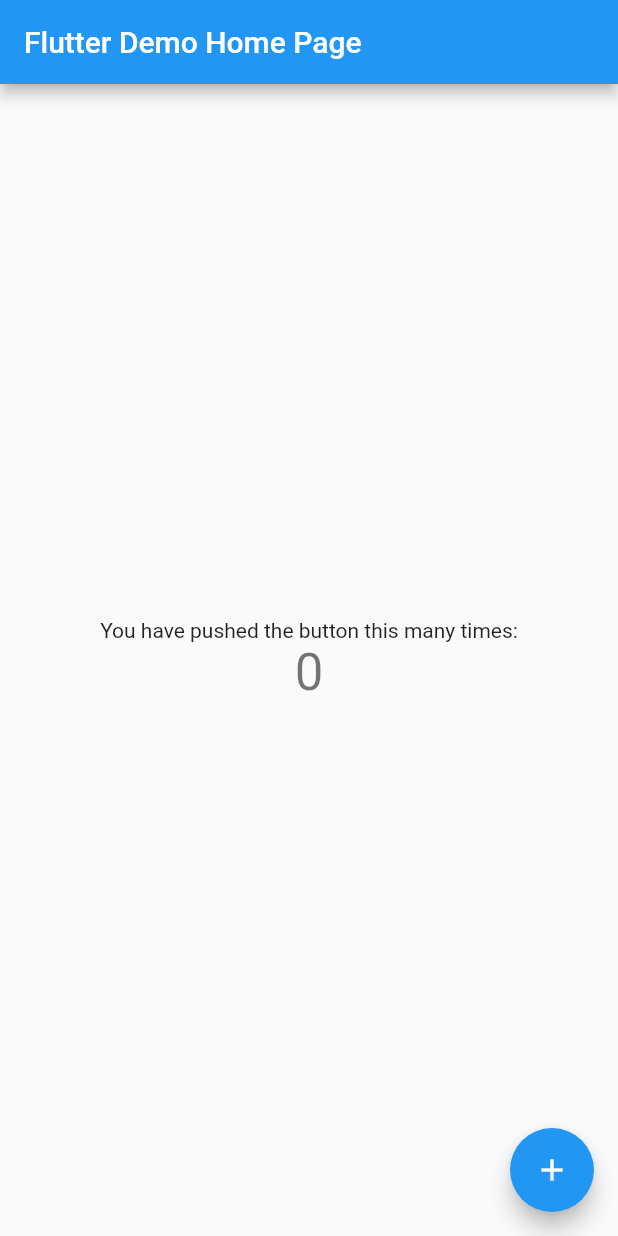
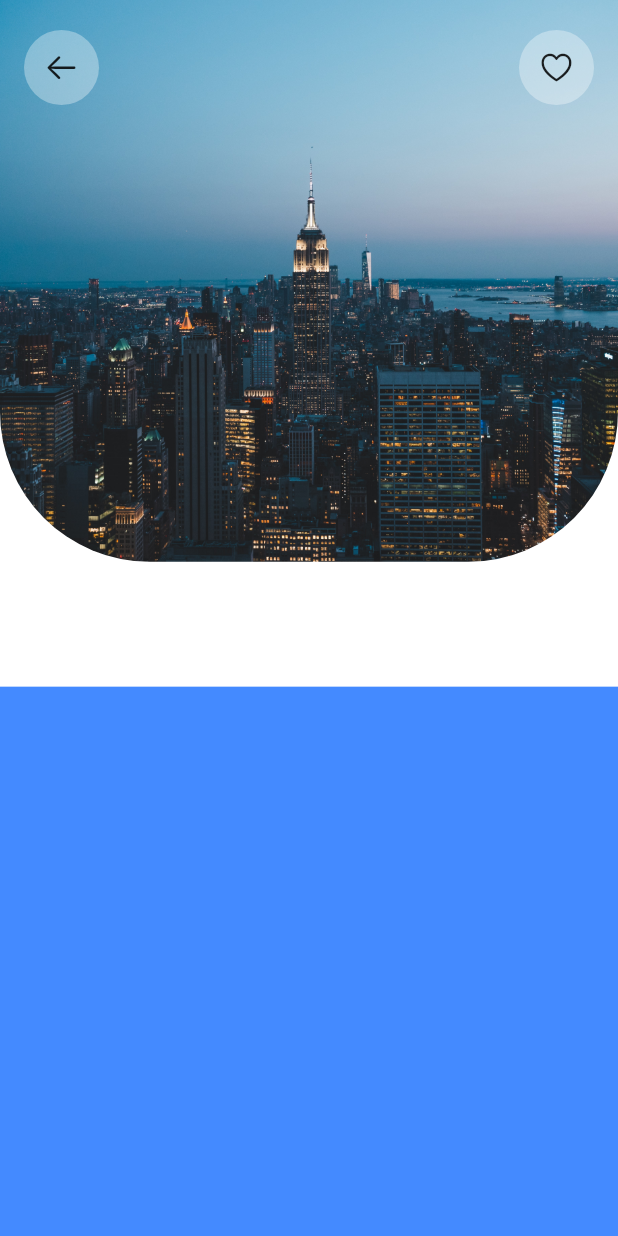
Before and after one commit to Shentia/Flutter-Travel-app, a Flutter app: the screen it shows after launch, on a phone screen of 412 x 824 dp. Run offline on Flutter 3.47's test engine with Material 2 defaults, Android fonts, the phone set to English and light mode, and no system bars.

Commit message:
Add decoration and Images and model

```diff
--- a/lib/main.dart
+++ b/lib/main.dart
@@ -1,4 +1,10 @@
+// Copyright 2018 The Flutter team. All rights reserved.
+// Use of this source code is governed by a BSD-style license that can be
+// found in the LICENSE file.
+
+import 'package:flutter/cupertino.dart';
 import 'package:flutter/material.dart';
+import 'package:pr2/model/travelModel.dart';
 
 void main() {
   runApp(const MyApp());
@@ -7,109 +13,92 @@ void main() {
 class MyApp extends StatelessWidget {
   const MyApp({Key? key}) : super(key: key);
 
-  // This widget is the root of your application.
   @override
   Widget build(BuildContext context) {
-    return MaterialApp(
-      title: 'Flutter Demo',
-      theme: ThemeData(
-        // This is the theme of your application.
-        //
-        // Try running your application with "flutter run". You'll see the
-        // application has a blue toolbar. Then, without quitting the app, try
-        // changing the primarySwatch below to Colors.green and then invoke
-        // "hot reload" (press "r" in the console where you ran "flutter run",
-        // or simply save your changes to "hot reload" in a Flutter IDE).
-        // Notice that the counter didn't reset back to zero; the application
-        // is not restarted.
-        primarySwatch: Colors.blue,
-      ),
-      home: const MyHomePage(title: 'Flutter Demo Home Page'),
+    return const MaterialApp(
+      debugShowCheckedModeBanner: false,
+      home: MainPage(),
     );
   }
 }
 
-class MyHomePage extends StatefulWidget {
-  const MyHomePage({Key? key, required this.title}) : super(key: key);
-
-  // This widget is the home page of your application. It is stateful, meaning
-  // that it has a State object (defined below) that contains fields that affect
-  // how it looks.
-
-  // This class is the configuration for the state. It holds the values (in this
-  // case the title) provided by the parent (in this case the App widget) and
-  // used by the build method of the State. Fields in a Widget subclass are
-  // always marked "final".
-
-  final String title;
+class MainPage extends StatefulWidget {
+  const MainPage({super.key});
 
   @override
-  State<MyHomePage> createState() => _MyHomePageState();
+  State<MainPage> createState() => _MainPageState();
 }
 
-class _MyHomePageState extends State<MyHomePage> {
-  int _counter = 0;
-
-  void _incrementCounter() {
-    setState(() {
-      // This call to setState tells the Flutter framework that something has
-      // changed in this State, which causes it to rerun the build method below
-      // so that the display can reflect the updated values. If we changed
-      // _counter without calling setState(), then the build method would not be
-      // called again, and so nothing would appear to happen.
-      _counter++;
-    });
-  }
+class _MainPageState extends State<MainPage> {
+  final int _selectedIndex = 0;
 
   @override
   Widget build(BuildContext context) {
-    // This method is rerun every time setState is called, for instance as done
-    // by the _incrementCounter method above.
-    //
-    // The Flutter framework has been optimized to make rerunning build methods
-    // fast, so that you can just rebuild anything that needs updating rather
-    // than having to individually change instances of widgets.
-    return Scaffold(
-      appBar: AppBar(
-        // Here we take the value from the MyHomePage object that was created by
-        // the App.build method, and use it to set our appbar title.
-        title: Text(widget.title),
+    final size = MediaQuery.of(context).size;
+    return MaterialApp(
+        title: 'Welcome to Flutter',
+        home: Scaffold(
+          body: SafeArea(
+            child: Column(children: [
+              Container(
+                color: Colors.white,
+                width: double.infinity,
+                height: size.height / 1.8,
+                child: Stack(
+                  children: [
+                    Container(
+                      width: double.infinity,
+                      height: size.height / 2.2,
+                      decoration: BoxDecoration(
+                        borderRadius: const BorderRadius.only(
+                            bottomLeft: Radius.circular(100),
+                            bottomRight: Radius.circular(100)),
+                        image: DecorationImage(
+                          image: AssetImage(travelList[_selectedIndex].image),
+                          fit: BoxFit.cover,
                         ),
-      body: Center(
-        // Center is a layout widget. It takes a single child and positions it
-        // in the middle of the parent.
-        child: Column(
-          // Column is also a layout widget. It takes a list of children and
-          // arranges them vertically. By default, it sizes itself to fit its
-          // children horizontally, and tries to be as tall as its parent.
-          //
-          // Invoke "debug painting" (press "p" in the console, choose the
-          // "Toggle Debug Paint" action from the Flutter Inspector in Android
-          // Studio, or the "Toggle Debug Paint" command in Visual Studio Code)
-          // to see the wireframe for each widget.
-          //
-          // Column has various properties to control how it sizes itself and
-          // how it positions its children. Here we use mainAxisAlignment to
-          // center the children vertically; the main axis here is the vertical
-          // axis because Columns are vertical (the cross axis would be
-          // horizontal).
-          mainAxisAlignment: MainAxisAlignment.center,
-          children: <Widget>[
-            const Text(
-              'You have pushed the button this many times:',
                       ),
-            Text(
-              '$_counter',
-              style: Theme.of(context).textTheme.headline4,
+                    ),
+                    //Head Icons
+                    Positioned(
+                      right: 0,
+                      left: 0,
+                      top: 0,
+                      child: Padding(
+                        padding: const EdgeInsets.fromLTRB(16, 20, 16, 0),
+                        child: Row(
+                            mainAxisAlignment: MainAxisAlignment.spaceBetween,
+                            children: [
+                              Container(
+                                width: 50,
+                                height: 50,
+                                decoration: const BoxDecoration(
+                                  shape: BoxShape.circle,
+                                  color: Color.fromARGB(85, 255, 255, 255),
+                                ),
+                                child: const Icon(CupertinoIcons.arrow_left),
+                              ),
+                              Container(
+                                width: 50,
+                                height: 50,
+                                decoration: const BoxDecoration(
+                                  shape: BoxShape.circle,
+                                  color: Color.fromARGB(85, 255, 255, 255),
+                                ),
+                                child: const Icon(CupertinoIcons.heart),
+                              ),
+                            ]),
+                      ),
                     ),
                   ],
                 ),
               ),
-      floatingActionButton: FloatingActionButton(
-        onPressed: _incrementCounter,
-        tooltip: 'Increment',
-        child: const Icon(Icons.add),
-      ), // This trailing comma makes auto-formatting nicer for build methods.
-    );
+              Expanded(
+                child:
+                    Container(color: Colors.blueAccent, width: double.infinity),
+              )
+            ]),
+          ),
+        ));
   }
 }
--- a/lib/model/travelModel.dart
+++ b/lib/model/travelModel.dart
@@ -28,7 +28,7 @@ List<TravelModel> travelList = [
       price: '409.99',
       temp: '23 C',
       rating: '5/5',
-      image: 'assets/images/newyork.jpeg',
+      image: 'assets/images/newyork.jpg',
       distance: '471 km'),
   TravelModel(
       name: 'Madrid',
@@ -38,7 +38,7 @@ List<TravelModel> travelList = [
       price: '209.99',
       temp: '30 C',
       rating: '4/5',
-      image: 'assets/images/spain.webp',
+      image: 'assets/images/spain.jpg',
       distance: '633 km'),
   TravelModel(
       name: 'Toronto',
@@ -48,7 +48,7 @@ List<TravelModel> travelList = [
       price: '239.99',
       temp: '36 C',
       rating: '5/5',
-      image: 'assets/images/canada.webp',
+      image: 'assets/images/canada.jpg',
       distance: '1092 km'),
   TravelModel(
       name: 'Seoul',
@@ -58,6 +58,6 @@ List<TravelModel> travelList = [
       price: '219.99',
       temp: '21 C',
       rating: '3/5',
-      image: 'assets/images/korea.jpeg',
+      image: 'assets/images/korea.jpg',
       distance: '281 km'),
 ];
```
Also changed, not shown: pubspec.yaml (+7 -6 lines), assets/images/canada.jpg (added), assets/images/korea.jpg (added), assets/images/newyork.jpg (added), assets/images/spain.jpg (added), lib/model/assets/images/canada.webp (deleted), lib/model/assets/images/korea.jpeg (deleted), lib/model/assets/images/spain.webp (deleted), 1 other file. Lines whose indentation alone changed are shown as unchanged.
